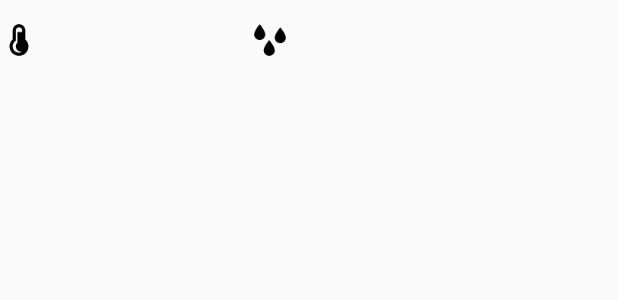
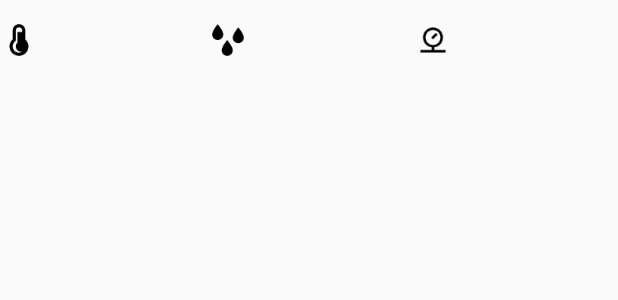
Before and after one commit to jdmn86/air, an Android app: the layout list_item_sensors_data.xml on its own in the app's theme, with its tools: preview values and no code run, on a phone screen of 412 x 824 dp. Shown: the top 300 px of the screen. Run offline under Robolectric (Android 15) with nearby library versions, the phone set to English and light mode, and no system bars.

Commit message:
commit with icon of pressure po Teotónio

```diff
--- a/app/src/main/res/layout/list_item_sensors_data.xml
+++ b/app/src/main/res/layout/list_item_sensors_data.xml
@@ -53,11 +53,11 @@
 
             <ImageView
                 android:id="@+id/imageView_pressure"
-                android:layout_width="wrap_content"
+                android:layout_width="20dp"
                 android:layout_height="wrap_content"
-                android:layout_weight="1"
+                android:layout_weight="0"
                 android:contentDescription="desc for pressure"
-                app:srcCompat="@drawable/pressure_icon" />
+                app:srcCompat="@drawable/pressure" />
 
             <TextView
                 android:id="@+id/textView_pressure_sensors_data"
```
Also changed, not shown: app/src/main/res/drawable-xhdpi/pressure.png (renamed from app/src/main/res/drawable-xhdpi/pressure_icon.png).
